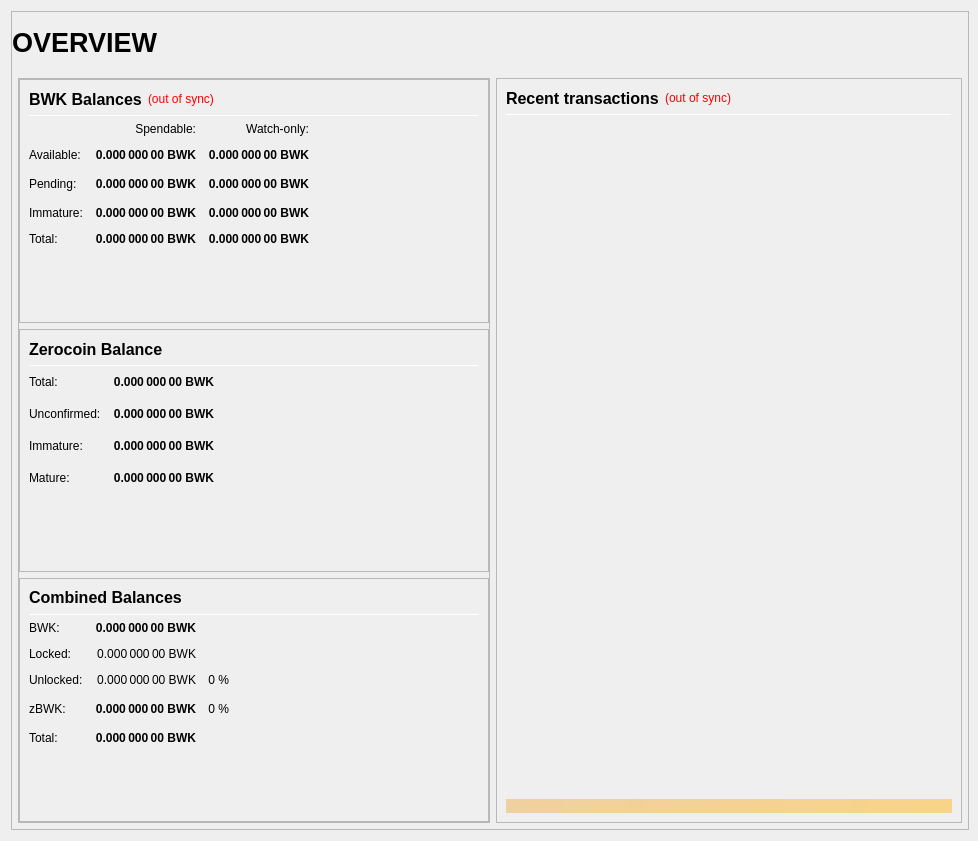
Qt form src/qt/forms/overviewpage.ui (bulwark-crypto/Bulwark) before a commit.
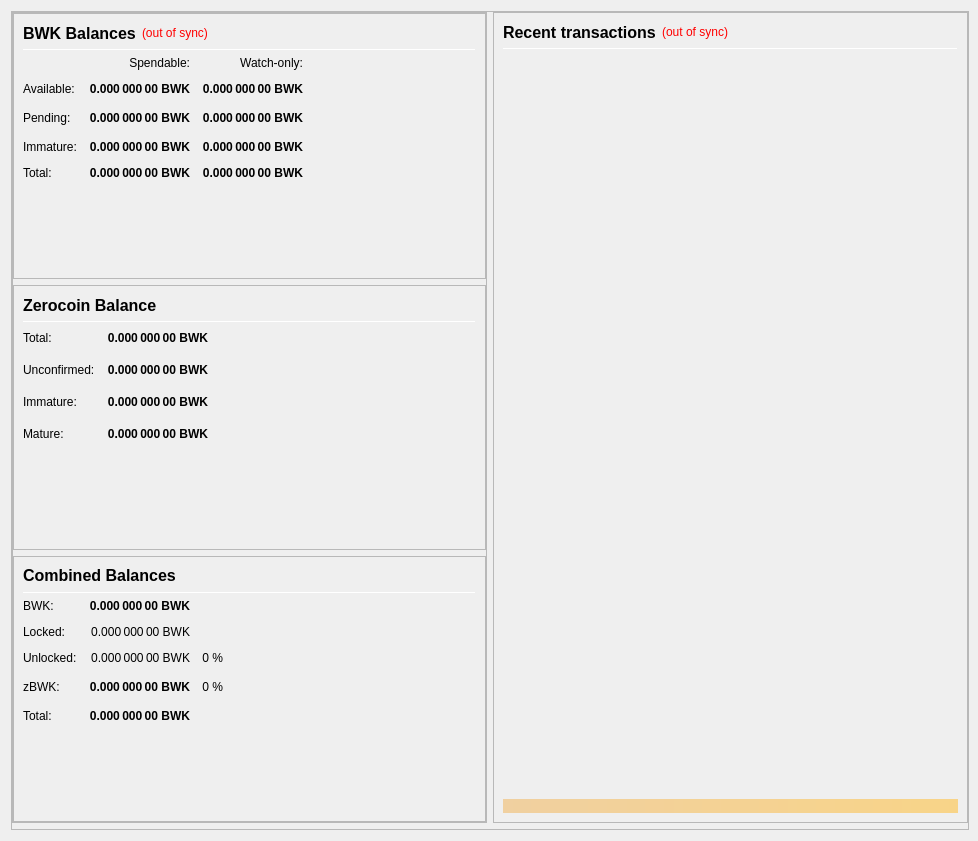
The same form after that commit.

```diff
--- a/src/qt/forms/overviewpage.ui
+++ b/src/qt/forms/overviewpage.ui
@@ -43,7 +43,7 @@
      <property name="frameShadow">
       <enum>QFrame::Raised</enum>
      </property>
-     <layout class="QVBoxLayout" name="verticalLayout_3" stretch="1">
+     <layout class="QVBoxLayout" name="verticalLayout_3" stretch="0">
       <property name="leftMargin">
        <number>0</number>
       </property>
@@ -57,7 +57,7 @@
        <number>6</number>
       </property>
       <item>
-       <layout class="QVBoxLayout" name="verticalLayout_Master" stretch="0,1">
+       <layout class="QVBoxLayout" name="verticalLayout_Master" stretch="0">
         <property name="leftMargin">
          <number>0</number>
         </property>
@@ -66,115 +66,6 @@
         </property>
         <property name="rightMargin">
          <number>0</number>
-        </property>
-        <property name="bottomMargin">
-         <number>0</number>
-        </property>
-        <item>
-         <widget class="QFrame" name="frame_Header">
-          <layout class="QVBoxLayout" name="verticalLayout_Header" stretch="0">
-           <property name="leftMargin">
-            <number>0</number>
-           </property>
-           <property name="topMargin">
-            <number>0</number>
-           </property>
-           <property name="rightMargin">
-            <number>0</number>
-           </property>
-           <property name="bottomMargin">
-            <number>0</number>
-           </property>
-           <item>
-            <layout class="QHBoxLayout" name="horizontalLayout_Header" stretch="1,0,1">
-             <property name="spacing">
-              <number>6</number>
-             </property>
-             <item>
-              <widget class="QLabel" name="labelOverviewHeaderLeft">
-               <property name="minimumSize">
-                <size>
-                 <width>464</width>
-                 <height>60</height>
-                </size>
-               </property>
-               <property name="maximumSize">
-                <size>
-                 <width>16777215</width>
-                 <height>60</height>
-                </size>
-               </property>
-               <property name="font">
-                <font>
-                 <pointsize>20</pointsize>
-                 <weight>75</weight>
-                 <bold>true</bold>
-                </font>
-               </property>
-               <property name="text">
-                <string>OVERVIEW</string>
-               </property>
-               <property name="alignment">
-                <set>Qt::AlignLeading|Qt::AlignLeft|Qt::AlignVCenter</set>
-               </property>
-              </widget>
-             </item>
-             <item>
-              <spacer name="horizontalSpacer_Header">
-               <property name="orientation">
-                <enum>Qt::Horizontal</enum>
-               </property>
-               <property name="sizeHint" stdset="0">
-                <size>
-                 <width>40</width>
-                 <height>20</height>
-                </size>
-               </property>
-              </spacer>
-             </item>
-             <item>
-              <widget class="QLabel" name="labelOverviewHeaderRight">
-               <property name="minimumSize">
-                <size>
-                 <width>464</width>
-                 <height>60</height>
-                </size>
-               </property>
-               <property name="maximumSize">
-                <size>
-                 <width>16777215</width>
-                 <height>60</height>
-                </size>
-               </property>
-               <property name="font">
-                <font>
-                 <pointsize>14</pointsize>
-                </font>
-               </property>
-               <property name="text">
-                <string/>
-               </property>
-               <property name="alignment">
-                <set>Qt::AlignRight|Qt::AlignTrailing|Qt::AlignVCenter</set>
-               </property>
-              </widget>
-             </item>
-            </layout>
-           </item>
-          </layout>
-         </widget>
-        </item>
-        <item>
-         <widget class="QFrame" name="frame_Content">
-          <layout class="QVBoxLayout" name="verticalLayout_Content">
-           <property name="leftMargin">
-            <number>6</number>
-           </property>
-           <property name="topMargin">
-            <number>0</number>
-           </property>
-           <property name="rightMargin">
-            <number>6</number>
            </property>
            <property name="bottomMargin">
             <number>0</number>
@@ -185,7 +76,7 @@
               <number>6</number>
              </property>
              <item>
-              <layout class="QVBoxLayout" name="verticalLayout_left" stretch="1">
+           <layout class="QVBoxLayout" name="verticalLayout_left" stretch="0">
                <item>
                 <widget class="QFrame" name="frameObfuscation">
                  <property name="minimumSize">
@@ -1118,7 +1009,7 @@
               </layout>
              </item>
              <item>
-              <layout class="QVBoxLayout" name="verticalLayout_right" stretch="1">
+           <layout class="QVBoxLayout" name="verticalLayout_right" stretch="0">
                <item>
                 <widget class="QFrame" name="frame_RecentTransactions">
                  <property name="minimumSize">
@@ -1278,9 +1169,6 @@
               </layout>
              </item>
             </layout>
-           </item>
-          </layout>
-         </widget>
         </item>
        </layout>
       </item>
```
Lines whose indentation alone changed are shown as unchanged.
